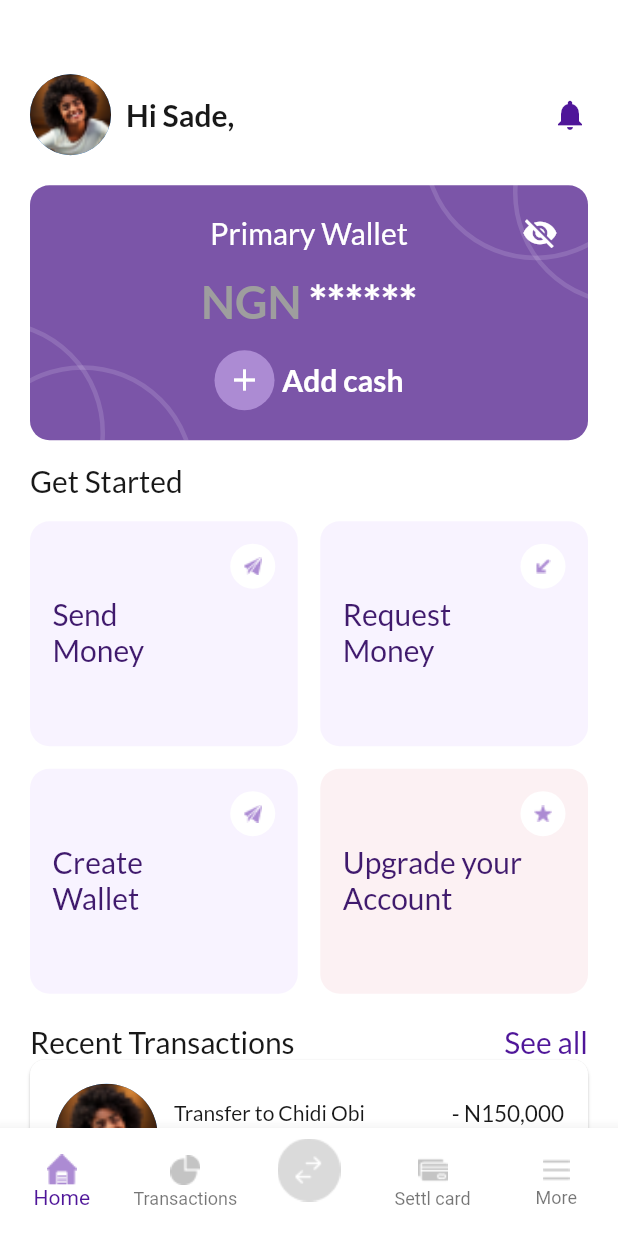
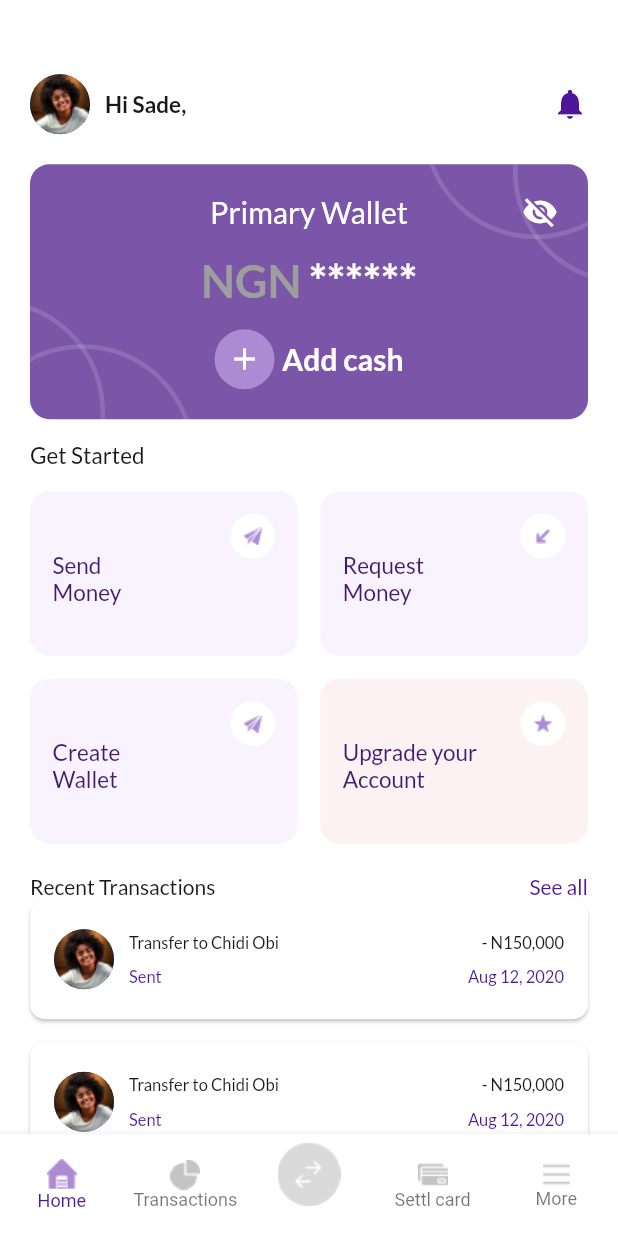
Before and after one commit to moshTech/rimotechtest, a Flutter app: the DashboardUI screen opened by its route, on a phone screen of 412 x 824 dp. Run offline on Flutter 3.47's test engine with Material 2 defaults, Android fonts, the phone set to English and light mode, and no system bars; our stand-ins replace flutter_styled_toast, get, google_fonts.

Commit message:
Little changes on android

```diff
--- a/lib/ui/login_ui.dart
+++ b/lib/ui/login_ui.dart
@@ -56,7 +56,7 @@ class LoginUI extends StatelessWidget {
                         'Sign in to your account',
                         style: GoogleFonts.lato(
                             color: Colors.white,
-                            fontSize: 25,
+                            fontSize: 20,
                             fontWeight: FontWeight.w500),
                       ),
                       const SizedBox(
@@ -67,7 +67,7 @@ class LoginUI extends StatelessWidget {
                         style: GoogleFonts.lato(
                             color: Colors.white,
                             height: 2,
-                            fontSize: 17,
+                            fontSize: 13,
                             fontWeight: FontWeight.w300),
                       )
                     ],
@@ -172,7 +172,7 @@ class LoginUI extends StatelessWidget {
                             Text(
                               'Don’t have a Settl account?',
                               style: GoogleFonts.lato(
-                                  fontSize: 16, fontWeight: FontWeight.w500),
+                                  fontSize: 12, fontWeight: FontWeight.w500),
                             ),
                             const SizedBox(
                               width: 5,
@@ -181,7 +181,7 @@ class LoginUI extends StatelessWidget {
                               'Create an account',
                               style: GoogleFonts.lato(
                                   color: const Color.fromRGBO(79, 22, 153, 1),
-                                  fontSize: 16,
+                                  fontSize: 12,
                                   fontWeight: FontWeight.w500),
                             ),
                           ],
--- a/lib/ui/main/dashboard_ui.dart
+++ b/lib/ui/main/dashboard_ui.dart
@@ -31,7 +31,7 @@ class DashboardUI extends StatelessWidget {
                         CircleAvatar(
                           backgroundImage:
                               Image.asset('assets/images/image 4.png').image,
-                          radius: 27,
+                          radius: 20,
                         ),
                         const SizedBox(
                           width: 10,
@@ -40,7 +40,7 @@ class DashboardUI extends StatelessWidget {
                           'Hi Sade, ',
                           style: GoogleFonts.lato(
                               color: const Color.fromRGBO(24, 24, 24, 1),
-                              fontSize: 20,
+                              fontSize: 15,
                               fontWeight: FontWeight.w700),
                         )
                       ],
@@ -80,6 +80,9 @@ class DashboardUI extends StatelessWidget {
           backgroundColor: Colors.white,
           type: BottomNavigationBarType.fixed,
           selectedItemColor: const Color.fromRGBO(79, 22, 153, 1),
+          // unselectedLabelStyle: GoogleFonts.lato(fontSize: 12),
+          selectedFontSize: 12,
+          unselectedFontSize: 12,
           onTap: ctrl.onTap,
           items: [
             BottomNavigationBarItem(
@@ -296,7 +299,7 @@ class Home extends StatelessWidget {
             'Get Started',
             style: GoogleFonts.lato(
                 color: const Color.fromRGBO(24, 24, 24, 1),
-                fontSize: 20,
+                fontSize: 15,
                 fontWeight: FontWeight.w500),
           ),
           const SizedBox(
@@ -306,7 +309,7 @@ class Home extends StatelessWidget {
             children: [
               Expanded(
                   child: Container(
-                height: 150,
+                height: 110,
                 decoration: BoxDecoration(
                     color: const Color.fromRGBO(248, 243, 255, 1),
                     borderRadius: BorderRadius.circular(13)),
@@ -315,11 +318,11 @@ class Home extends StatelessWidget {
                     Container(),
                     Positioned(
                       left: 15,
-                      top: 50,
+                      top: 40,
                       child: Text('Send \nMoney',
                           style: GoogleFonts.lato(
                               color: const Color.fromRGBO(64, 26, 109, 1),
-                              fontSize: 20,
+                              fontSize: 15,
                               fontWeight: FontWeight.w500)),
                     ),
                     Positioned(
@@ -339,7 +342,7 @@ class Home extends StatelessWidget {
               ),
               Expanded(
                   child: Container(
-                height: 150,
+                height: 110,
                 decoration: BoxDecoration(
                     color: const Color.fromRGBO(248, 243, 255, 1),
                     borderRadius: BorderRadius.circular(13)),
@@ -348,11 +351,11 @@ class Home extends StatelessWidget {
                     Container(),
                     Positioned(
                       left: 15,
-                      top: 50,
+                      top: 40,
                       child: Text('Request \nMoney',
                           style: GoogleFonts.lato(
                               color: const Color.fromRGBO(64, 26, 109, 1),
-                              fontSize: 20,
+                              fontSize: 15,
                               fontWeight: FontWeight.w500)),
                     ),
                     Positioned(
@@ -376,7 +379,7 @@ class Home extends StatelessWidget {
             children: [
               Expanded(
                   child: Container(
-                height: 150,
+                height: 110,
                 decoration: BoxDecoration(
                     color: const Color.fromRGBO(248, 243, 255, 1),
                     borderRadius: BorderRadius.circular(13)),
@@ -385,11 +388,11 @@ class Home extends StatelessWidget {
                     Container(),
                     Positioned(
                       left: 15,
-                      top: 50,
+                      top: 40,
                       child: Text('Create \nWallet',
                           style: GoogleFonts.lato(
                               color: const Color.fromRGBO(64, 26, 109, 1),
-                              fontSize: 20,
+                              fontSize: 15,
                               fontWeight: FontWeight.w500)),
                     ),
                     Positioned(
@@ -409,7 +412,7 @@ class Home extends StatelessWidget {
               ),
               Expanded(
                   child: Container(
-                height: 150,
+                height: 110,
                 decoration: BoxDecoration(
                     color: const Color.fromRGBO(252, 241, 243, 1),
                     borderRadius: BorderRadius.circular(13)),
@@ -418,11 +421,11 @@ class Home extends StatelessWidget {
                     Container(),
                     Positioned(
                       left: 15,
-                      top: 50,
+                      top: 40,
                       child: Text('Upgrade your \nAccount',
                           style: GoogleFonts.lato(
                               color: const Color.fromRGBO(64, 26, 109, 1),
-                              fontSize: 20,
+                              fontSize: 15,
                               fontWeight: FontWeight.w500)),
                     ),
                     Positioned(
@@ -448,12 +451,12 @@ class Home extends StatelessWidget {
               Text('Recent Transactions',
                   style: GoogleFonts.lato(
                       color: const Color.fromRGBO(24, 24, 24, 1),
-                      fontSize: 20,
+                      fontSize: 14,
                       fontWeight: FontWeight.w500)),
               Text('See all',
                   style: GoogleFonts.lato(
                       color: const Color.fromRGBO(79, 22, 153, 1),
-                      fontSize: 20,
+                      fontSize: 14,
                       fontWeight: FontWeight.w500))
             ],
           ),
@@ -472,7 +475,7 @@ class Home extends StatelessWidget {
                         borderRadius: BorderRadius.circular(10)),
                     margin: EdgeInsets.zero,
                     child: SizedBox(
-                      height: 100,
+                      height: 80,
                       width: double.infinity,
                       child: Padding(
                         padding: const EdgeInsets.all(16.0),
@@ -484,7 +487,7 @@ class Home extends StatelessWidget {
                               backgroundImage:
                                   Image.asset('assets/images/image 4.png')
                                       .image,
-                              radius: 35,
+                              radius: 20,
                             ),
                             const SizedBox(
                               width: 10,
@@ -498,16 +501,16 @@ class Home extends StatelessWidget {
                                       style: GoogleFonts.lato(
                                           color: const Color.fromRGBO(
                                               24, 24, 24, 1),
-                                          fontSize: 14,
+                                          fontSize: 11,
                                           fontWeight: FontWeight.w500)),
                                   const SizedBox(
-                                    height: 15,
+                                    height: 10,
                                   ),
                                   Text('Sent',
                                       style: GoogleFonts.lato(
                                           color: const Color.fromRGBO(
                                               79, 22, 153, 1),
-                                          fontSize: 12,
+                                          fontSize: 11,
                                           fontWeight: FontWeight.w500))
                                 ],
                               ),
@@ -521,16 +524,16 @@ class Home extends StatelessWidget {
                                       style: GoogleFonts.lato(
                                           color: const Color.fromRGBO(
                                               24, 24, 24, 1),
-                                          fontSize: 15,
+                                          fontSize: 11,
                                           fontWeight: FontWeight.w500)),
                                   const SizedBox(
-                                    height: 15,
+                                    height: 10,
                                   ),
                                   Text('Aug 12, 2020',
                                       style: GoogleFonts.lato(
                                           color: const Color.fromRGBO(
                                               79, 22, 153, 1),
-                                          fontSize: 12,
+                                          fontSize: 11,
                                           fontWeight: FontWeight.w500))
                                 ],
                               ),
```
